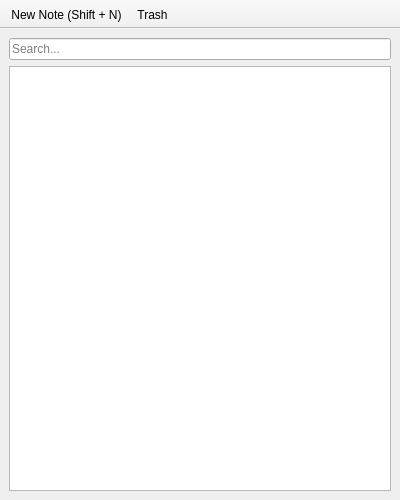
First picture: the form in ubuntu-sticky-notes/resources/ui/mainwindow.ui, repository pavel-glukhov/ubuntu-sticky-notes, before the edit.
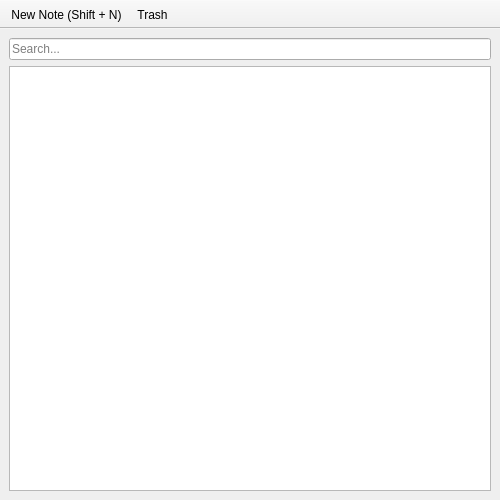
Second picture: the form after the edit.

Diff of the .ui file:
```diff
--- a/ubuntu-sticky-notes/resources/ui/mainwindow.ui
+++ b/ubuntu-sticky-notes/resources/ui/mainwindow.ui
@@ -6,7 +6,7 @@
    <rect>
     <x>0</x>
     <y>0</y>
-    <width>400</width>
+    <width>500</width>
     <height>500</height>
    </rect>
   </property>
```
